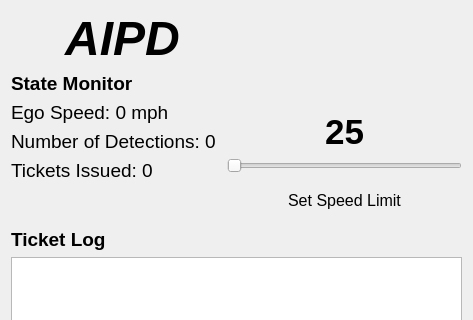
The window that aipd_panel/resource/aipd_panel.ui (linklab-uva/aipd) describes before a commit, drawn with Qt 5; both pictures show x 0 to 473 and y 0 to 320 of the 473 by 622 pixel window.
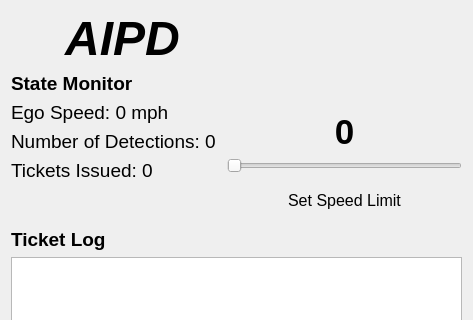
The same window after the commit. Icons and pictures are not drawn.

```diff
--- a/aipd_panel/resource/aipd_panel.ui
+++ b/aipd_panel/resource/aipd_panel.ui
@@ -78,7 +78,7 @@
            <item row="1" column="0" colspan="2">
             <widget class="QLabel" name="speed_limit">
              <property name="text">
-              <string>&lt;html&gt;&lt;head/&gt;&lt;body&gt;&lt;p align=&quot;center&quot;&gt;&lt;br/&gt;&lt;/p&gt;&lt;p align=&quot;center&quot;&gt;&lt;span style=&quot; font-size:26pt; font-weight:600;&quot;&gt;25&lt;/span&gt;&lt;/p&gt;&lt;/body&gt;&lt;/html&gt;</string>
+              <string>&lt;html&gt;&lt;head/&gt;&lt;body&gt;&lt;p align=&quot;center&quot;&gt;&lt;br/&gt;&lt;/p&gt;&lt;p align=&quot;center&quot;&gt;&lt;span style=&quot; font-size:26pt; font-weight:600;&quot;&gt;0&lt;/span&gt;&lt;/p&gt;&lt;/body&gt;&lt;/html&gt;</string>
              </property>
             </widget>
            </item>
```
